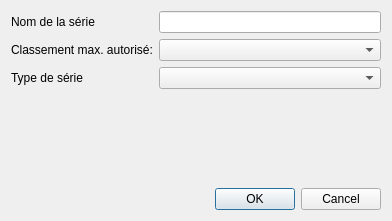
This is src/DialogNewSerie.ui in raoulh/pongify as Qt 5 draws it before an edit. The edited form follows.
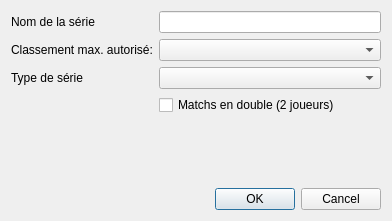
This is the edited form.

```diff
--- a/src/DialogNewSerie.ui
+++ b/src/DialogNewSerie.ui
@@ -21,7 +21,7 @@
      </property>
     </widget>
    </item>
-   <item row="4" column="1">
+   <item row="5" column="1">
     <widget class="QDialogButtonBox" name="buttonBox">
      <property name="orientation">
       <enum>Qt::Horizontal</enum>
@@ -34,7 +34,7 @@
    <item row="0" column="1">
     <widget class="QLineEdit" name="lineEditName"/>
    </item>
-   <item row="3" column="1">
+   <item row="4" column="1">
     <spacer name="verticalSpacer">
      <property name="orientation">
       <enum>Qt::Vertical</enum>
@@ -67,6 +67,13 @@
    <item row="2" column="1">
     <widget class="QComboBox" name="comboBoxType"/>
    </item>
+   <item row="3" column="1">
+    <widget class="QCheckBox" name="checkBoxDouble">
+     <property name="text">
+      <string>Matchs en double (2 joueurs)</string>
+     </property>
+    </widget>
+   </item>
   </layout>
  </widget>
  <resources/>
```
